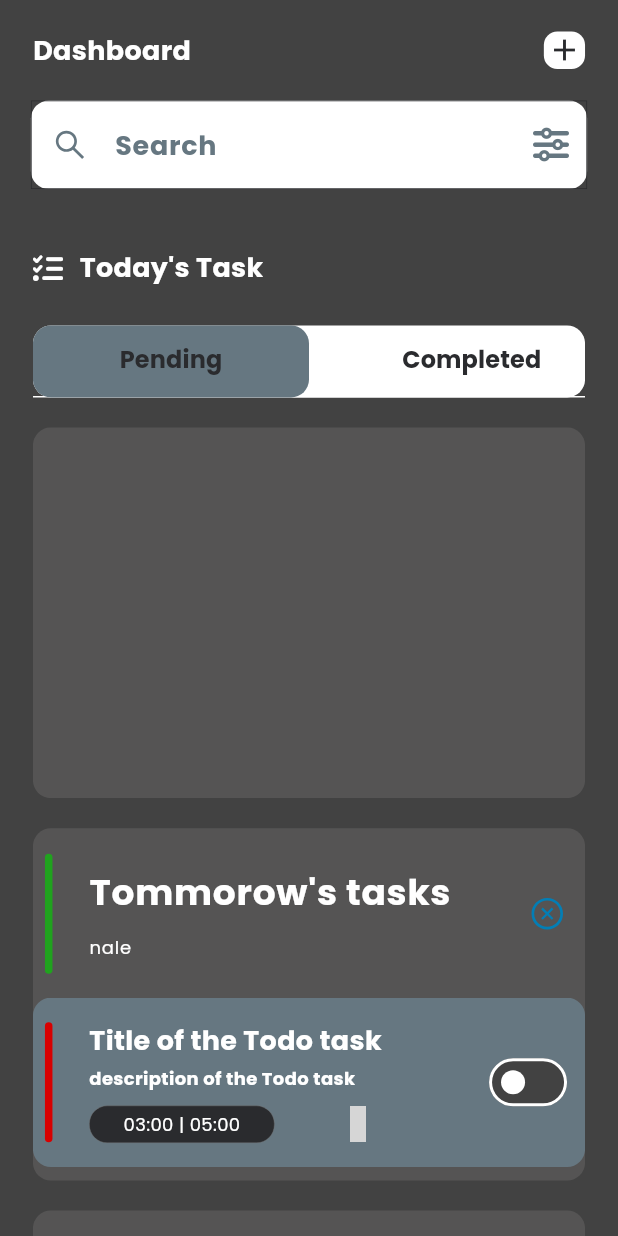
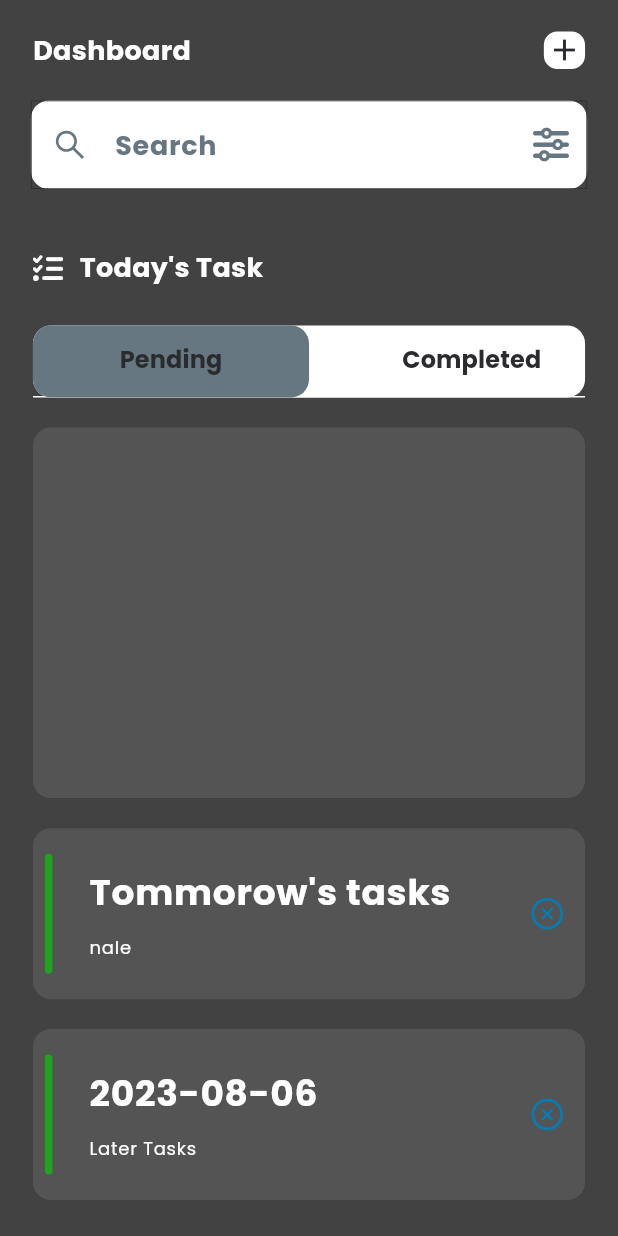
Before and after one commit to Jashwanth-Gowda-R/flutter_todo_app, a Flutter app: the screen it shows after launch, after a tap on an icon or button, on a phone screen of 412 x 824 dp. Run offline on Flutter 3.47's test engine with Material 2 defaults, Android fonts, the phone set to English and light mode, and no system bars; drawn by our look-alikes of dynamic_color; our stand-ins replace country_picker, flutter_datetime_picker_plus, flutter_screenutil, flutter_vector_icons, google_fonts, hooks_riverpod and 4 more; accounts and stored records are empty; generated files the repository leaves out were written again; grey boxes are pictures that could not be loaded.

Commit message:
Populating the expansion tile children list

```diff
--- a/lib/features/todo/controllers/todo/todo_provider.dart
+++ b/lib/features/todo/controllers/todo/todo_provider.dart
@@ -54,6 +54,13 @@ class TodoState extends _$TodoState {
     return tommorow.toString().substring(0, 10);
   }
 
+  String getDayAfter() {
+    DateTime tommorow = DateTime.now().add(
+      const Duration(days: 2),
+    );
+    return tommorow.toString().substring(0, 10);
+  }
+
   List<String> getLast30Days() {
     DateTime today = DateTime.now();
     DateTime oneMonthAgo = today.subtract(
--- a/lib/features/todo/pages/homepage.dart
+++ b/lib/features/todo/pages/homepage.dart
@@ -8,8 +8,10 @@ import 'package:advanced_flutter_todo_app/common/widgets/width_spacer.dart';
 import 'package:advanced_flutter_todo_app/features/todo/controllers/todo/todo_provider.dart';
 import 'package:advanced_flutter_todo_app/features/todo/controllers/xpansion_provider.dart';
 import 'package:advanced_flutter_todo_app/features/todo/pages/add_todo.dart';
+import 'package:advanced_flutter_todo_app/features/todo/widgets/day_after_tomoorow.dart';
 import 'package:advanced_flutter_todo_app/features/todo/widgets/today_task_list.dart';
 import 'package:advanced_flutter_todo_app/features/todo/widgets/todo_tile.dart';
+import 'package:advanced_flutter_todo_app/features/todo/widgets/tommorow_tasks.dart';
 import 'package:flutter/material.dart';
 import 'package:flutter_screenutil/flutter_screenutil.dart';
 import 'package:flutter_vector_icons/flutter_vector_icons.dart';
@@ -218,72 +220,9 @@ class _HomePageState extends ConsumerState<HomePage>
                 ),
               ),
               const HeightSpacer(height: 20),
-              XpansionTile(
-                text: 'Tommorow\'s tasks',
-                text2: 'nale',
-                onExpansionChanged: (bool expanded) {
-                  ref.read(xpansionStateProvider.notifier).setStart(!expanded);
-                },
-                trailing: Padding(
-                  padding: EdgeInsets.only(
-                    right: 12.w,
-                  ),
-                  child: ref.watch(xpansionStateProvider)
-                      ? const Icon(
-                          AntDesign.circledown,
-                          color: AppConst.kLight,
-                        )
-                      : const Icon(
-                          AntDesign.closecircleo,
-                          color: AppConst.kBlueLight,
-                        ),
-                ),
-                children: [
-                  TodoTile(
-                    start: "03:00",
-                    end: "05:00",
-                    switcher: Switch(
-                      value: false,
-                      onChanged: (val) {},
-                    ),
-                  ),
-                ],
-              ),
+              const TommorowTasks(),
               const HeightSpacer(height: 20),
-              XpansionTile(
-                text: DateTime.now()
-                    .add(const Duration(days: 2))
-                    .toString()
-                    .substring(5, 10),
-                text2: 'nadidu',
-                onExpansionChanged: (bool expanded) {
-                  ref.read(xpansionState0Provider.notifier).setStart(!expanded);
-                },
-                trailing: Padding(
-                  padding: EdgeInsets.only(
-                    right: 12.w,
-                  ),
-                  child: ref.watch(xpansionState0Provider)
-                      ? const Icon(
-                          AntDesign.circledown,
-                          color: AppConst.kLight,
-                        )
-                      : const Icon(
-                          AntDesign.closecircleo,
-                          color: AppConst.kBlueLight,
-                        ),
-                ),
-                children: [
-                  TodoTile(
-                    start: "03:00",
-                    end: "05:00",
-                    switcher: Switch(
-                      value: false,
-                      onChanged: (val) {},
-                    ),
-                  ),
-                ],
-              ),
+              const DayAfterTomorrow(),
             ],
           ),
         ),
--- /dev/null
+++ b/lib/features/todo/widgets/day_after_tomoorow.dart
@@ -0,0 +1,71 @@
+import 'package:advanced_flutter_todo_app/common/utils/constants.dart';
+import 'package:advanced_flutter_todo_app/common/widgets/expansion_tile.dart';
+import 'package:advanced_flutter_todo_app/features/todo/controllers/todo/todo_provider.dart';
+import 'package:advanced_flutter_todo_app/features/todo/controllers/xpansion_provider.dart';
+import 'package:advanced_flutter_todo_app/features/todo/widgets/todo_tile.dart';
+import 'package:flutter/material.dart';
+import 'package:flutter_screenutil/flutter_screenutil.dart';
+import 'package:flutter_vector_icons/flutter_vector_icons.dart';
+import 'package:hooks_riverpod/hooks_riverpod.dart';
+
+class DayAfterTomorrow extends ConsumerWidget {
+  const DayAfterTomorrow({super.key});
+
+  @override
+  Widget build(BuildContext context, WidgetRef ref) {
+    var todos = ref.watch(todoStateProvider);
+    var tommorow = ref.read(todoStateProvider.notifier).getDayAfter();
+    var tommorowList = todos
+        .where(
+          (task) => task.isCompleted == 0 && task.date!.contains(tommorow),
+        )
+        .toList();
+
+    dynamic color = ref.watch(todoStateProvider.notifier).getRandomColor();
+
+    return XpansionTile(
+      text: DateTime.now()
+          .add(const Duration(days: 2))
+          .toString()
+          .substring(0, 10),
+      text2: 'Later Tasks',
+      onExpansionChanged: (bool expanded) {
+        ref.read(xpansionStateProvider.notifier).setStart(!expanded);
+      },
+      trailing: Padding(
+        padding: EdgeInsets.only(
+          right: 12.w,
+        ),
+        child: ref.watch(xpansionStateProvider)
+            ? const Icon(
+                AntDesign.circledown,
+                color: AppConst.kLight,
+              )
+            : const Icon(
+                AntDesign.closecircleo,
+                color: AppConst.kBlueLight,
+              ),
+      ),
+      children: [
+        for (var todo in tommorowList)
+          TodoTile(
+            color: color,
+            title: todo.title,
+            description: todo.desc,
+            start: todo.startTime,
+            end: todo.endTime,
+            switcher: const SizedBox.shrink(),
+            delete: () {
+              ref.read(todoStateProvider.notifier).deleteTodo(todo.id ?? 0);
+            },
+            editWidget: GestureDetector(
+              onTap: () {},
+              child: const Icon(
+                MaterialCommunityIcons.circle_edit_outline,
+              ),
+            ),
+          ),
+      ],
+    );
+  }
+}
--- /dev/null
+++ b/lib/features/todo/widgets/tommorow_tasks.dart
@@ -0,0 +1,68 @@
+import 'package:advanced_flutter_todo_app/common/utils/constants.dart';
+import 'package:advanced_flutter_todo_app/common/widgets/expansion_tile.dart';
+import 'package:advanced_flutter_todo_app/features/todo/controllers/todo/todo_provider.dart';
+import 'package:advanced_flutter_todo_app/features/todo/controllers/xpansion_provider.dart';
+import 'package:advanced_flutter_todo_app/features/todo/widgets/todo_tile.dart';
+import 'package:flutter/material.dart';
+import 'package:flutter_screenutil/flutter_screenutil.dart';
+import 'package:flutter_vector_icons/flutter_vector_icons.dart';
+import 'package:hooks_riverpod/hooks_riverpod.dart';
+
+class TommorowTasks extends ConsumerWidget {
+  const TommorowTasks({super.key});
+
+  @override
+  Widget build(BuildContext context, WidgetRef ref) {
+    var todos = ref.watch(todoStateProvider);
+    var tommorow = ref.read(todoStateProvider.notifier).getTommorow();
+    var tommorowList = todos
+        .where(
+          (task) => task.isCompleted == 0 && task.date!.contains(tommorow),
+        )
+        .toList();
+
+    dynamic color = ref.watch(todoStateProvider.notifier).getRandomColor();
+
+    return XpansionTile(
+      text: 'Tommorow\'s tasks',
+      text2: 'nale',
+      onExpansionChanged: (bool expanded) {
+        ref.read(xpansionStateProvider.notifier).setStart(!expanded);
+      },
+      trailing: Padding(
+        padding: EdgeInsets.only(
+          right: 12.w,
+        ),
+        child: ref.watch(xpansionStateProvider)
+            ? const Icon(
+                AntDesign.circledown,
+                color: AppConst.kLight,
+              )
+            : const Icon(
+                AntDesign.closecircleo,
+                color: AppConst.kBlueLight,
+              ),
+      ),
+      children: [
+        for (var todo in tommorowList)
+          TodoTile(
+            color: color,
+            title: todo.title,
+            description: todo.desc,
+            start: todo.startTime,
+            end: todo.endTime,
+            switcher: const SizedBox.shrink(),
+            delete: () {
+              ref.read(todoStateProvider.notifier).deleteTodo(todo.id ?? 0);
+            },
+            editWidget: GestureDetector(
+              onTap: () {},
+              child: const Icon(
+                MaterialCommunityIcons.circle_edit_outline,
+              ),
+            ),
+          ),
+      ],
+    );
+  }
+}
```
Also changed, not shown: lib/features/todo/controllers/todo/todo_provider.g.dart.
